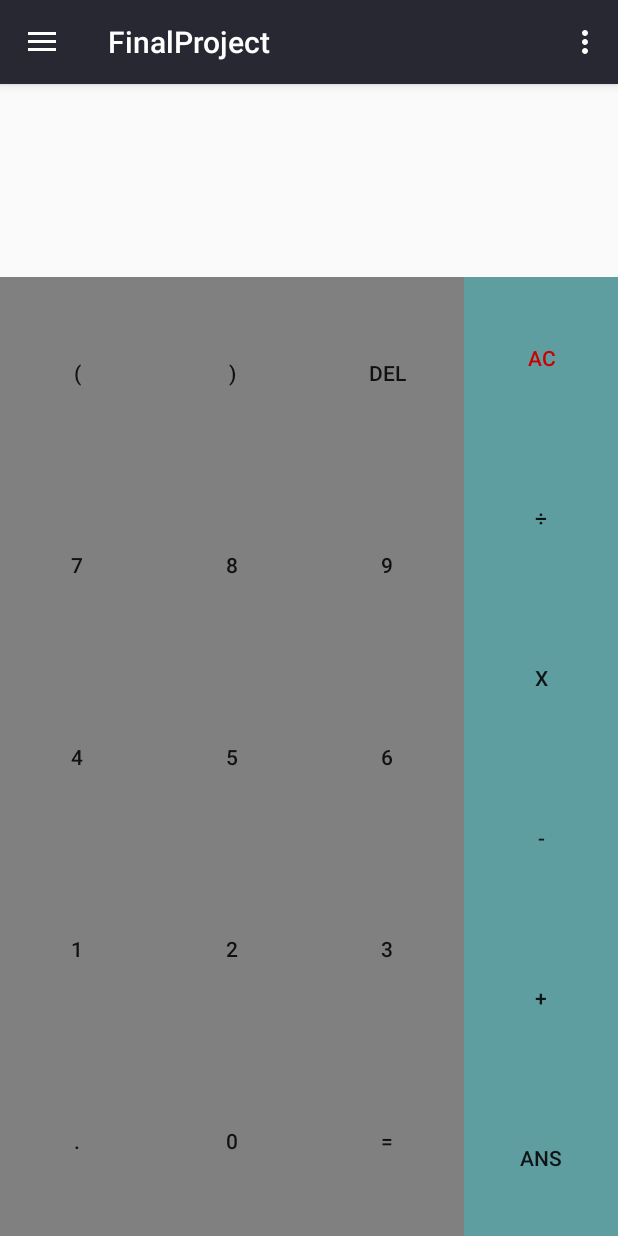
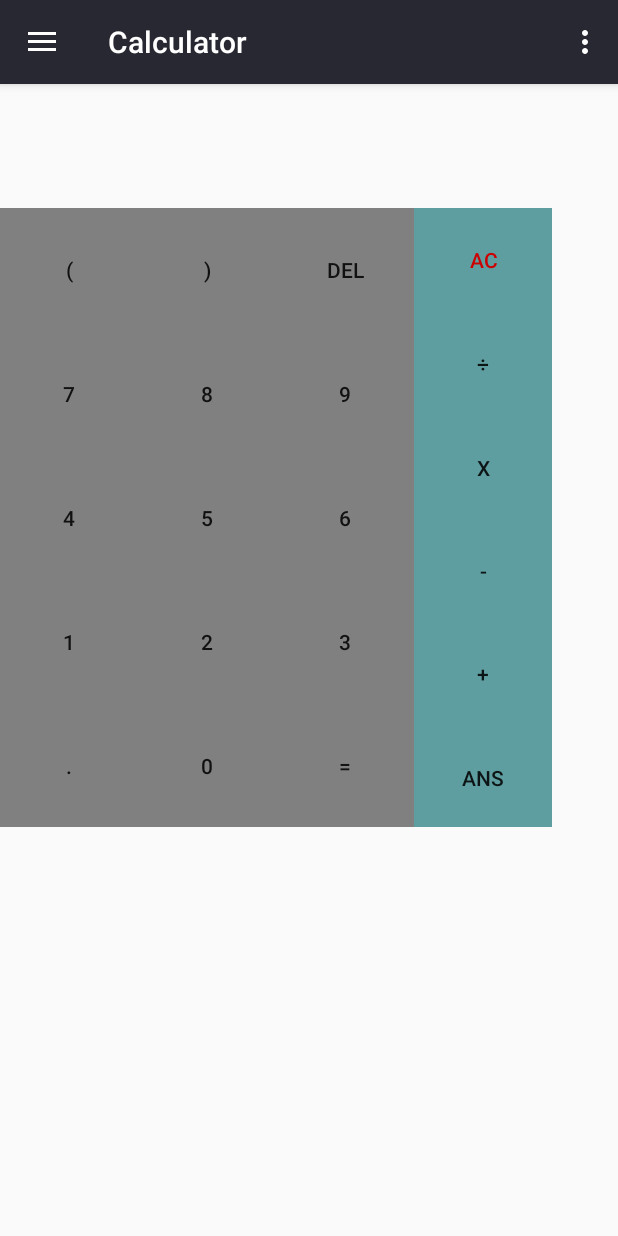
Before and after one commit to Nar67/FinalProject, an Android app: the screen it shows after launch (MainActivity), after a tap on "Calculator", on a phone screen of 412 x 824 dp. Run offline under Robolectric (Android 15) with nearby library versions, the phone set to English and light mode, and no system bars; 1 other tap on this screen came first.

Commit message:
Added navigation drawer with examples (not working)

```diff
--- a/app/src/main/java/com/tg/narcis/finalproject/MainActivity.java
+++ b/app/src/main/java/com/tg/narcis/finalproject/MainActivity.java
@@ -19,6 +19,7 @@ public class MainActivity extends AppCompatActivity implements NavigationView.On
 
 
     public DrawerLayout drawer;
+    Toolbar toolbar;
     NavigationView navigationView;
 
     @Override
@@ -26,7 +27,7 @@ public class MainActivity extends AppCompatActivity implements NavigationView.On
 
         super.onCreate(savedInstanceState);
         setContentView(R.layout.activity_drawer);
-        Toolbar toolbar = (Toolbar) findViewById(R.id.toolbar);
+        toolbar = (Toolbar) findViewById(R.id.toolbar);
         setSupportActionBar(toolbar);
 
         drawer = (DrawerLayout) findViewById(R.id.drawer_layout);
@@ -80,6 +81,7 @@ public class MainActivity extends AppCompatActivity implements NavigationView.On
         navigationView.setCheckedItem(id);
         if (id == R.id.nav_calculator) {
             f = new Calculator();
+            toolbar.setTitle("Calculator");
         } //else if (id == R.id.nav_slideshow) {
             //f = new SlideShowFragment();
         //}
--- a/app/src/main/res/drawable/side_nav_bar.xml
+++ b/app/src/main/res/drawable/side_nav_bar.xml
@@ -2,8 +2,8 @@
     android:shape="rectangle">
     <gradient
         android:angle="135"
-        android:centerColor="#4CAF50"
-        android:endColor="#2E7D32"
-        android:startColor="#81C784"
+        android:centerColor="#000000"
+        android:endColor="#080808"
+        android:startColor="#000000"
         android:type="linear" />
 </shape>
--- a/app/src/main/res/layout/activity_calculator.xml
+++ b/app/src/main/res/layout/activity_calculator.xml
@@ -12,7 +12,9 @@
         android:layout_height="match_parent"
         android:layout_weight="1"
         android:scrollbars="none"
-        android:contextClickable="true">
+        android:contextClickable="true"
+        android:layout_marginEnd="10dp"
+        android:layout_marginStart="10dp">
 
         <TextView
             android:id="@+id/text_calc"
@@ -21,7 +23,6 @@
             android:layout_weight="0.8"
             android:lines="1"
             android:text=""
-            android:textAlignment="viewStart"
             android:layout_gravity="end"
             android:textColor="@color/Black"
             android:textSize="69sp" />
--- a/app/src/main/res/layout/activity_drawer.xml
+++ b/app/src/main/res/layout/activity_drawer.xml
@@ -13,7 +13,7 @@
         android:layout_width="match_parent"
         android:layout_height="match_parent" />
 
-    <android.support.v4.design.widget.NavigationView
+    <android.support.design.widget.NavigationView
         android:id="@+id/nav_view"
         android:layout_width="wrap_content"
         android:layout_height="match_parent"
--- a/app/src/main/res/layout/content_drawer.xml
+++ b/app/src/main/res/layout/content_drawer.xml
@@ -10,7 +10,9 @@
 
     <FrameLayout
         android:id="@+id/fragment_container"
-        android:layout_width="match_parent"
-        android:layout_height="match_parent"></FrameLayout>
+        android:layout_width="368dp"
+        android:layout_height="495dp"
+        tools:layout_editor_absoluteY="8dp"
+        tools:layout_editor_absoluteX="8dp"></FrameLayout>
 
 </android.support.constraint.ConstraintLayout>
--- a/app/src/main/res/layout/nav_header_drawer.xml
+++ b/app/src/main/res/layout/nav_header_drawer.xml
@@ -17,7 +17,7 @@
         android:layout_width="wrap_content"
         android:layout_height="wrap_content"
         android:paddingTop="@dimen/nav_header_vertical_spacing"
-        app:srcCompat="@android:drawable/sym_def_app_icon" />
+        app:srcCompat="@drawable/ic_sentiment_neutral_black_24dp" />
 
     <TextView
         android:layout_width="match_parent"
--- a/app/src/main/res/menu/activity_drawer_drawer.xml
+++ b/app/src/main/res/menu/activity_drawer_drawer.xml
@@ -7,7 +7,7 @@
             android:title="Calculator" />
         <!-- TODO add here other items for all the funcions -->
     </group>
-
+ <!--
     <item android:title="Communicate">
         <menu>
             <item
@@ -18,5 +18,6 @@
                 android:title="Send" />
         </menu>
     </item>
+    -->
 
 </menu>
--- a/app/src/main/res/menu/drawer.xml
+++ b/app/src/main/res/menu/drawer.xml
@@ -2,8 +2,25 @@
 <menu xmlns:android="http://schemas.android.com/apk/res/android"
     xmlns:app="http://schemas.android.com/apk/res-auto">
     <item
-        android:id="@+id/action_settings"
+        android:id="@+id/notification_mode"
+        android:title="Notification Mode"
+        app:showAsAction="never">
+        <menu>
+            <item
+                android:id="@+id/notif_toast"
+                android:title="Toast"
+                app:showAsAction="never">
+            </item>
+            <item
+                android:id="@+id/notif_state"
+                android:title="Stat"
+                app:showAsAction="never">
+            </item>
+        </menu>
+    </item>
+    <item
+        android:id="@+id/call"
         android:orderInCategory="100"
-        android:title="@string/action_settings"
-        app:showAsAction="never" />
+        android:title="Call"
+        app:showAsAction="never"/>
 </menu>
--- a/app/src/main/res/values/strings.xml
+++ b/app/src/main/res/values/strings.xml
@@ -1,5 +1,5 @@
 <resources>
-    <string name="app_name">FinalProject</string>
+    <string name="app_name">Final Project</string>
 
     <string name="navigation_drawer_open">Open navigation drawer</string>
     <string name="navigation_drawer_close">Close navigation drawer</string>
```
Also changed, not shown: app/src/main/java/com/tg/narcis/finalproject/fragments/Calculator.java (+18 -2 lines), app/src/main/res/drawable/ic_sentiment_neutral_black_24dp.xml (added, +18 -0 lines).
